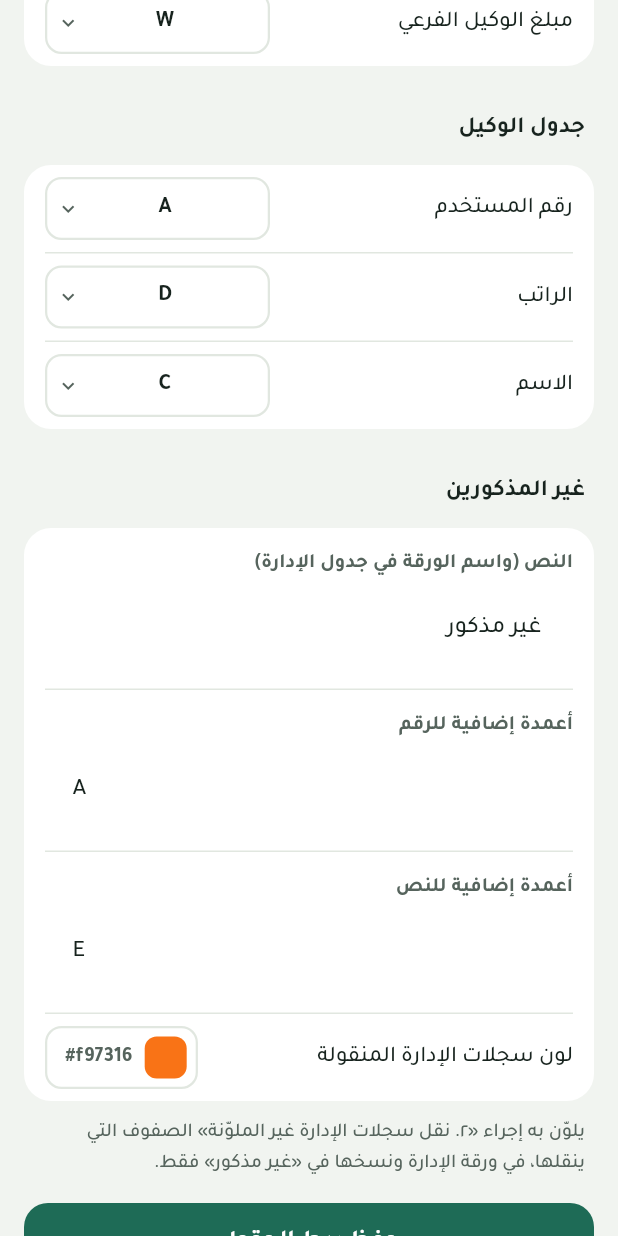
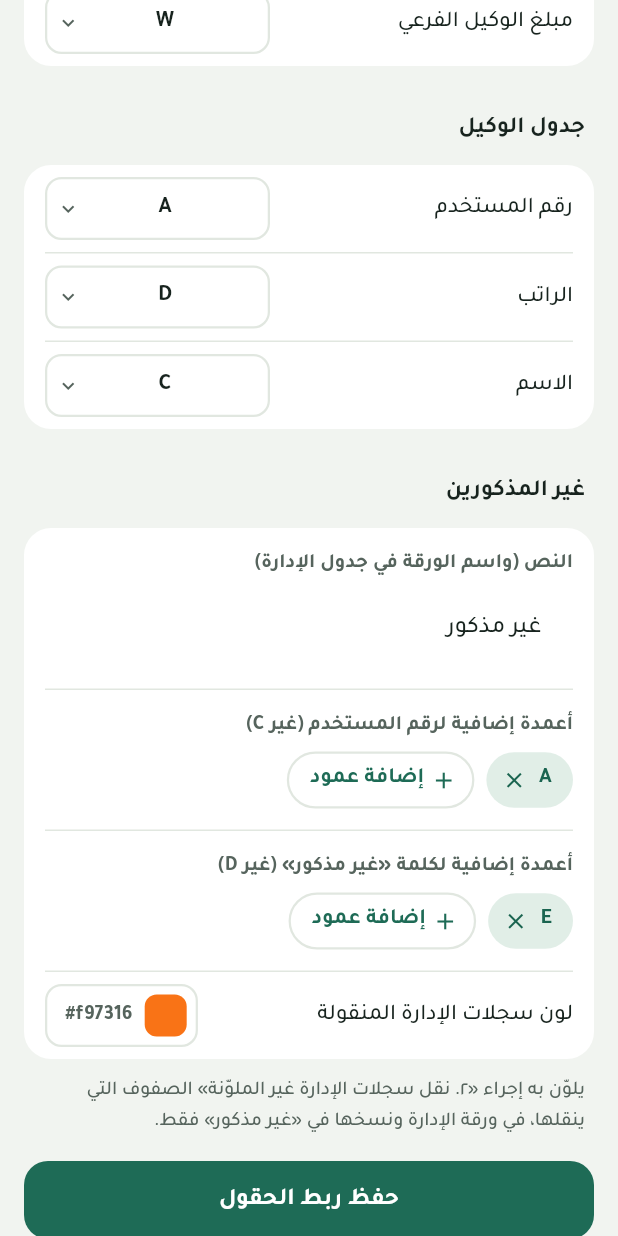
Before and after one commit to loorksy/ERPapk, a Flutter app: the ColumnsPage widget shown alone on an empty page, opened directly, scrolled down 576 dp, on a phone screen of 412 x 824 dp. Run offline on Flutter 3.47's test engine with Material 3 defaults, Android fonts, the phone set to English and light mode, and no system bars; our stand-ins replace csv, file_picker, google_sign_in, sqflite; missing offline and left inert: excel, workmanager; accounts and stored records are empty.

Commit message:
«المدقق» 3.3.1: pick the extra «غير المذكورين» columns with «+»
The extra id / text columns of the unmentioned tools are chips with ×
and a «+ إضافة عمود» dropdown of the user-info columns by name, instead
of typed letters. Columns that would clash are not offered. Clearer
labels: «أعمدة إضافية لرقم المستخدم (غير C)» and «… لكلمة «غير مذكور»
(غير D)». versionCode 20; UI driver 107/107, tests 68 pass.

Co-Authored-By: Claude Opus 5.5 <noreply@anthropic.com>
Claude-Session: https://claude.ai/code/session_01HQvdirN62nTweTxSqVU81U

```diff
--- a/lib/ui/columns_card.dart
+++ b/lib/ui/columns_card.dart
@@ -7,6 +7,7 @@ import 'package:flutter/material.dart';
 
 import '../app_services.dart';
 import '../data/app_database.dart';
+import '../erp/normalize.dart';
 import '../google/sheets_client.dart';
 import 'erp_theme.dart';
 import 'erp_widgets.dart';
@@ -25,8 +26,10 @@ class ColumnsPage extends StatefulWidget {
 class _ColumnsPageState extends State<ColumnsPage> {
   WorkspaceColumns? _c;
   final _label = TextEditingController();
-  final _idCols = TextEditingController();
-  final _labelCols = TextEditingController();
+
+  /// Extra columns of «غير المذكورين», chosen with «+» (owner, 3.3.1).
+  List<String> _idCols = const [];
+  List<String> _labelCols = const [];
   bool _saving = false;
 
   @override
@@ -38,8 +41,6 @@ class _ColumnsPageState extends State<ColumnsPage> {
   @override
   void dispose() {
     _label.dispose();
-    _idCols.dispose();
-    _labelCols.dispose();
     super.dispose();
   }
 
@@ -53,8 +54,8 @@ class _ColumnsPageState extends State<ColumnsPage> {
     setState(() {
       _c = c;
       _label.text = c.unmentionedLabel;
-      _idCols.text = c.unmentionedIdCols.join(', ');
-      _labelCols.text = c.unmentionedLabelCols.join(', ');
+      _idCols = [...c.unmentionedIdCols];
+      _labelCols = [...c.unmentionedLabelCols];
     });
   }
 
@@ -91,16 +92,8 @@ class _ColumnsPageState extends State<ColumnsPage> {
   Future<void> _save() async {
     final c = _c;
     if (c == null) return;
-    final idCols = WorkspaceColumns.parseColumnList(_idCols.text);
-    final labelCols = WorkspaceColumns.parseColumnList(_labelCols.text);
-    if (idCols == null || labelCols == null) {
-      showToast(
-        context,
-        'اكتب حروف أعمدة صحيحة مفصولة بفاصلة (مثل: A, E).',
-        ToastType.error,
-      );
-      return;
-    }
+    final idCols = _idCols;
+    final labelCols = _labelCols;
     final label = _label.text.trim();
     final next = WorkspaceColumns(
       userInfoUserIdCol: c.userInfoUserIdCol,
@@ -137,6 +130,20 @@ class _ColumnsPageState extends State<ColumnsPage> {
     // Back to Settings, like the mockup.
     Navigator.of(context).maybePop();
   }
+
+  String _labelText() =>
+      _label.text.trim().isEmpty ? 'غير مذكور' : _label.text.trim();
+
+  /// The user-info columns that receive the salary and the status (not
+  /// offered for the extra columns).
+  static Set<String> _written(WorkspaceColumns c) => {
+    c.userInfoSalaryCol,
+    c.userInfoStatusCol.isEmpty
+        ? columnIndexToLetter(
+          (columnLetterToIndex(c.userInfoSalaryCol) ?? 10) + 1,
+        )
+        : c.userInfoStatusCol,
+  };
 
   /// One mapping row (`.frow`): label and a compact column picker.
   Widget _pick(
@@ -371,26 +378,39 @@ class _ColumnsPageState extends State<ColumnsPage> {
                               controller: _label,
                               thick: true,
                               maxLength: 60,
+                              onChanged: (_) => setState(() {}),
                             ),
                             block: true,
                           ),
                           FormRow(
-                            'أعمدة إضافية للرقم',
-                            ErpTextField(
-                              controller: _idCols,
-                              thick: true,
-                              hint: 'A',
-                              ltr: true,
+                            'أعمدة إضافية لرقم المستخدم (غير ${c.userInfoUserIdCol})',
+                            ColumnChips(
+                              values: _idCols,
+                              header: _uiHead,
+                              exclude: {
+                                ..._written(c),
+                                c.userInfoTitleCol,
+                                ..._labelCols,
+                              },
+                              emptyText:
+                                  'لا يوجد — يُكتب في ${c.userInfoUserIdCol} فقط',
+                              onChanged: (v) => setState(() => _idCols = v),
                             ),
                             block: true,
                           ),
                           FormRow(
-                            'أعمدة إضافية للنص',
-                            ErpTextField(
-                              controller: _labelCols,
-                              thick: true,
-                              hint: 'E',
-                              ltr: true,
+                            'أعمدة إضافية لكلمة «${_labelText()}» (غير ${c.userInfoTitleCol})',
+                            ColumnChips(
+                              values: _labelCols,
+                              header: _uiHead,
+                              exclude: {
+                                ..._written(c),
+                                c.userInfoUserIdCol,
+                                ..._idCols,
+                              },
+                              emptyText:
+                                  'لا يوجد — تُكتب في ${c.userInfoTitleCol} فقط',
+                              onChanged: (v) => setState(() => _labelCols = v),
                             ),
                             block: true,
                           ),
@@ -407,7 +427,7 @@ class _ColumnsPageState extends State<ColumnsPage> {
                         ],
                       ),
                       after: Caption(
-                        'يلوّن به إجراء «٢. نقل سجلات الإدارة غير الملوّنة» الصفوف التي ينقلها، في ورقة الإدارة ونسخها في «${_label.text.trim().isEmpty ? 'غير مذكور' : _label.text.trim()}» فقط.',
+                        'يلوّن به إجراء «٢. نقل سجلات الإدارة غير الملوّنة» الصفوف التي ينقلها، في ورقة الإدارة ونسخها في «${_labelText()}» فقط.',
                       ),
                     ),
                     Padding(
--- a/lib/ui/erp_widgets.dart
+++ b/lib/ui/erp_widgets.dart
@@ -1182,3 +1182,116 @@ class _RefreshActionState extends State<RefreshAction> {
             icon: Icon(Icons.refresh, color: Tw.ink2),
           );
 }
+
+/// Owner's request (3.3.1): a list of columns chosen with «+ إضافة عمود»
+/// from a dropdown of the sheet's columns («A - رقم المستخدم»), each shown
+/// as a chip that × removes — instead of typing letters. [exclude]: columns
+/// that may not be chosen here.
+class ColumnChips extends StatelessWidget {
+  const ColumnChips({
+    super.key,
+    required this.values,
+    required this.onChanged,
+    this.header = const [],
+    this.exclude = const {},
+    this.emptyText = 'لا يوجد',
+  });
+  final List<String> values;
+  final ValueChanged<List<String>> onChanged;
+  final List<String> header;
+  final Set<String> exclude;
+  final String emptyText;
+
+  @override
+  Widget build(BuildContext context) {
+    final all = columnOptions(header);
+    String name(String v) =>
+        all.where((o) => o.value == v).firstOrNull?.label ?? v;
+    final free = [
+      for (final o in all)
+        if (!values.contains(o.value) && !exclude.contains(o.value)) o,
+    ];
+    return Wrap(
+      spacing: 8,
+      runSpacing: 8,
+      crossAxisAlignment: WrapCrossAlignment.center,
+      children: [
+        for (final v in values)
+          Container(
+            padding: const EdgeInsetsDirectional.fromSTEB(14, 6, 6, 6),
+            decoration: BoxDecoration(
+              color: Tw.accentSoft,
+              borderRadius: BorderRadius.circular(99),
+            ),
+            child: Row(
+              mainAxisSize: MainAxisSize.min,
+              children: [
+                Text(
+                  name(v),
+                  style: TextStyle(
+                    fontSize: 14.5,
+                    fontWeight: FontWeight.w700,
+                    color: Tw.accentInk,
+                  ),
+                ),
+                const SizedBox(width: 4),
+                Tooltip(
+                  message: 'إزالة $v',
+                  child: InkResponse(
+                    radius: 18,
+                    onTap: () => onChanged([...values]..remove(v)),
+                    child: Padding(
+                      padding: const EdgeInsets.all(4),
+                      child: Icon(Icons.close, size: 17, color: Tw.accentInk),
+                    ),
+                  ),
+                ),
+              ],
+            ),
+          ),
+        if (values.isEmpty)
+          Text(emptyText, style: TextStyle(fontSize: 14.5, color: Tw.ink3)),
+        PopupMenuButton<String>(
+          tooltip: 'إضافة عمود',
+          enabled: free.isNotEmpty,
+          color: Tw.surface,
+          constraints: const BoxConstraints(maxHeight: 420, minWidth: 200),
+          onSelected: (v) => onChanged([...values, v]),
+          itemBuilder:
+              (_) => [
+                for (final o in free)
+                  PopupMenuItem<String>(
+                    value: o.value,
+                    child: Text(
+                      o.label,
+                      style: TextStyle(fontSize: 15, color: Tw.ink),
+                    ),
+                  ),
+              ],
+          child: Container(
+            padding: const EdgeInsetsDirectional.fromSTEB(10, 7, 14, 7),
+            decoration: BoxDecoration(
+              borderRadius: BorderRadius.circular(99),
+              border: Border.all(color: Tw.rule, width: 1.5),
+            ),
+            child: Row(
+              mainAxisSize: MainAxisSize.min,
+              children: [
+                Icon(Icons.add, size: 18, color: Tw.accent),
+                const SizedBox(width: 4),
+                Text(
+                  'إضافة عمود',
+                  style: TextStyle(
+                    fontSize: 14.5,
+                    fontWeight: FontWeight.w700,
+                    color: Tw.accent,
+                  ),
+                ),
+              ],
+            ),
+          ),
+        ),
+      ],
+    );
+  }
+}
--- a/lib/ui/help.dart
+++ b/lib/ui/help.dart
@@ -206,7 +206,7 @@ const mappingHelp = [
   ),
   HelpItem(
     '',
-    'غير المذكورين: عند «تدقيق غير المذكورين» يُكتب الرقم في عمود رقم المستخدم وفي «أعمدة إضافية للرقم»، والنص في عمود اسم الوكالة وفي «أعمدة إضافية للنص».',
+    'غير المذكورين: «النص» هو الكلمة التي تُكتب لمن تضيفه أداة «١. تدقيق غير المذكورين»، وهو أيضًا اسم الورقة في جدول الإدارة. الأداة تكتب رقم المستخدم في عموده دائمًا، وتكتبه أيضًا في «أعمدة إضافية لرقم المستخدم»؛ وتكتب الكلمة في عمود اسم الوكالة دائمًا، وأيضًا في «أعمدة إضافية لكلمة …». أضف عمودًا بـ«+ إضافة عمود» واحذفه بـ×؛ القائمة لا تعرض الأعمدة التي لا يجوز اختيارها.',
   ),
   HelpItem(
     '',
--- a/lib/version.dart
+++ b/lib/version.dart
@@ -1,2 +1,2 @@
 /// Shown in Settings; keep in step with `version:` in pubspec.yaml.
-const appVersion = '3.3.0';
+const appVersion = '3.3.1';
--- a/pubspec.yaml
+++ b/pubspec.yaml
@@ -1,7 +1,7 @@
 name: lork_audit_standalone
 description: LorkERP payroll audit running on the phone, with Google Sheets.
 publish_to: 'none'
-version: 3.3.0+19
+version: 3.3.1+20
 environment:
   sdk: '>=3.7.0 <4.0.0'
 dependencies:
```
Also changed, not shown: 5 other files.
